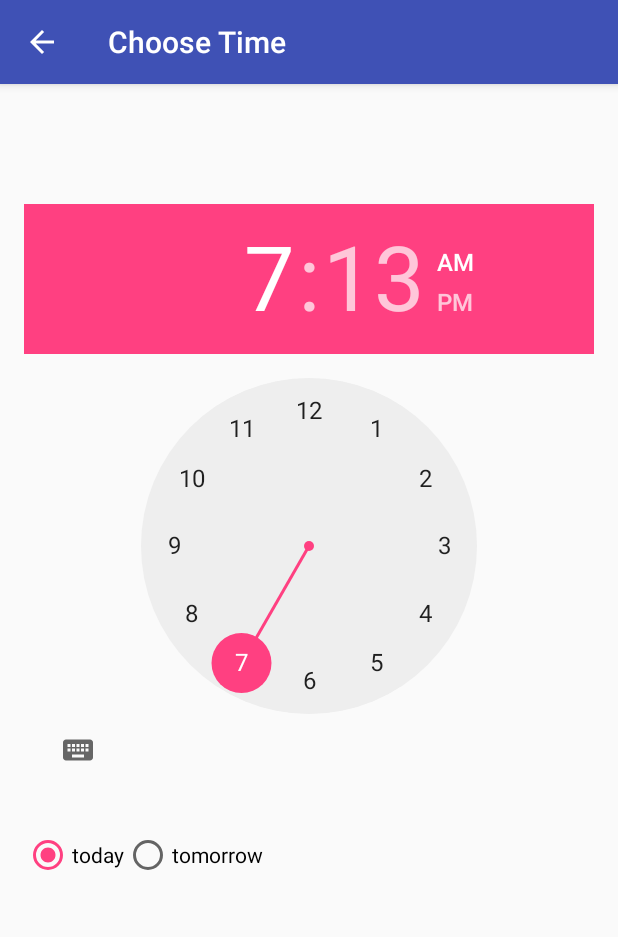
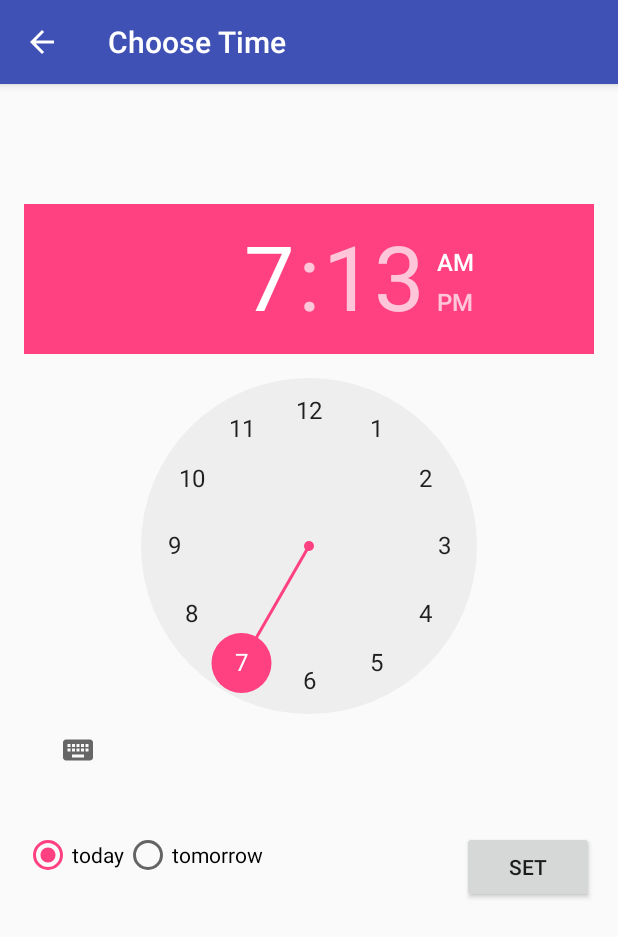
Before and after one commit to FolsomMike/DreamMaster, an Android app: the ChooseTime screen opened directly, with no data from a screen before it, on a phone screen of 412 x 824 dp. Shown: the top 937 px of the screen. Run offline under Robolectric (Android 15) with nearby library versions, the phone set to English and light mode, and no system bars.

Commit message:
Added "Set" button to Choose Time activity. User must click the button to set the time...navigating back or up does not change the time.
Signed-off-by: Mike Schoonover <mike@skoonie.com>

```diff
--- a/app/src/main/java/com/mksystems/mks/dreammaster/ChooseTime.java
+++ b/app/src/main/java/com/mksystems/mks/dreammaster/ChooseTime.java
@@ -3,8 +3,10 @@ package com.mksystems.mks.dreammaster;
 import android.content.Context;
 import android.content.SharedPreferences;
 import android.os.Bundle;
+import android.support.v4.app.NavUtils;
 import android.support.v7.app.AppCompatActivity;
 import android.support.v7.widget.Toolbar;
+import android.view.View;
 import android.widget.RadioButton;
 import android.widget.TimePicker;
 
@@ -40,17 +42,18 @@ public class ChooseTime extends AppCompatActivity {
 //-----------------------------------------------------------------------------------------------
 // ChooseTime::onPause
 //
+// Nothing actually done here...the time is only saved if the user presses the "Set" button.
+//
 // Note that onStop is usually called AFTER the parent activity's onStart is called. If a
 // value needs to be saved for use by the parent activity, do that in onPause as well since
 // that function seems to be called BEFORE the parent's onStart. For good measure, do it in
 // both function.
 //
+
     @Override
     protected void onPause() {
 
         super.onPause();
-
-        saveStartTimeToPrefs();
 
     }
 
@@ -59,6 +62,8 @@ public class ChooseTime extends AppCompatActivity {
 
 //-----------------------------------------------------------------------------------------------
 // ChooseTime::onStop
+//
+// Nothing actually done here...the time is only saved if the user presses the "Set" button.
 //
 // Note that onStop is usually called AFTER the parent activity's onStart is called. If a
 // value needs to be saved for use by the parent activity, do that in onPause as well since
@@ -71,11 +76,28 @@ public class ChooseTime extends AppCompatActivity {
 
         super.onStop();
 
+    }
+
+//end of MainActivity::onStop
+//-----------------------------------------------------------------------------------------------
+
+//-----------------------------------------------------------------------------------------------
+// ChooseTime::setTimeAndGoToParentActivity
+//
+// Stores the selected time for use as the daytime reminder alert start time.
+//
+// Closes the activity and returns to the parent activity.
+//
+
+    public void setTimeAndGoToParentActivity(View v) {
+
         saveStartTimeToPrefs();
+
+        NavUtils.navigateUpFromSameTask(this);
 
     }
 
-//end of MainActivity::onStop
+//end of MainActivity::setTimeAndGoToParentActivity
 //-----------------------------------------------------------------------------------------------
 
 //-----------------------------------------------------------------------------------------------
--- a/app/src/main/res/layout/content_choose_time.xml
+++ b/app/src/main/res/layout/content_choose_time.xml
@@ -27,6 +27,11 @@
         android:layout_height="wrap_content"
         android:minHeight="30dp" />
 
+    <LinearLayout
+        android:orientation="horizontal"
+        android:layout_width="fill_parent"
+        android:layout_height="wrap_content">
+
         <RadioGroup
             android:layout_width="wrap_content"
             android:layout_height="wrap_content"
@@ -48,5 +53,19 @@
 
         </RadioGroup>
 
+        <Space
+            android:layout_width="wrap_content"
+            android:layout_height="match_parent"
+            android:layout_weight="1" />
+
+        <Button
+            android:layout_width="wrap_content"
+            android:layout_height="wrap_content"
+            android:text="@string/set"
+            android:id="@+id/setBtn"
+            android:onClick="setTimeAndGoToParentActivity" />
+
 
     </LinearLayout>
+
+</LinearLayout>
--- a/app/src/main/res/values/strings.xml
+++ b/app/src/main/res/values/strings.xml
@@ -11,4 +11,5 @@
     <string name="setNightTimeReminderBtnTxt">Set Up Night Time Reminder Alerts</string>
     <string name="today">today</string>
     <string name="tomorrow">tomorrow</string>
+    <string name="set">Set</string>
 </resources>
```
Lines whose indentation alone changed are shown as unchanged.
